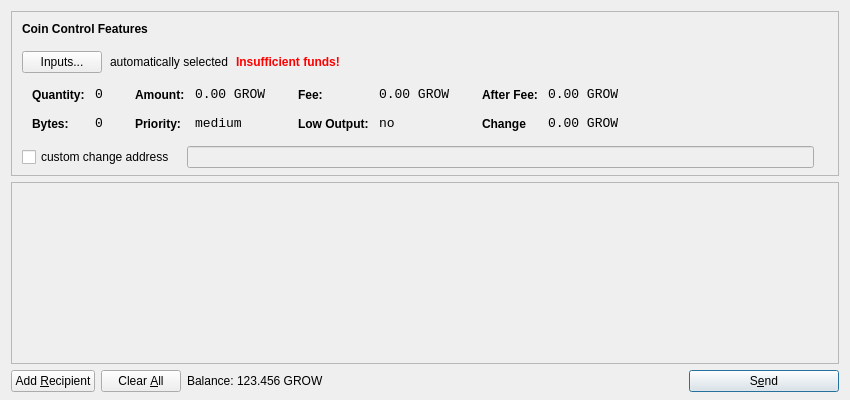
Qt form src/qt/forms/sendcoinsdialog.ui (aurovine/AudioCoin) before a commit.
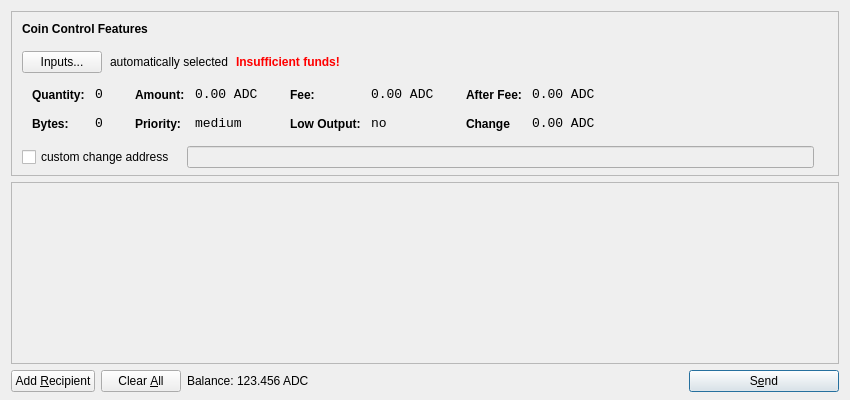
The same form after that commit. Icons and pictures are not drawn.

Diff of the .ui file:
```diff
--- a/src/qt/forms/sendcoinsdialog.ui
+++ b/src/qt/forms/sendcoinsdialog.ui
@@ -321,7 +321,7 @@
                   <enum>Qt::ActionsContextMenu</enum>
                  </property>
                  <property name="text">
-                  <string>0.00 GROW</string>
+                  <string notr="true">0.00 ADC</string>
                  </property>
                  <property name="textInteractionFlags">
                   <set>Qt::LinksAccessibleByMouse|Qt::TextSelectableByKeyboard|Qt::TextSelectableByMouse</set>
@@ -407,7 +407,7 @@
                   <enum>Qt::ActionsContextMenu</enum>
                  </property>
                  <property name="text">
-                  <string>0.00 GROW</string>
+                  <string notr="true">0.00 ADC</string>
                  </property>
                  <property name="textInteractionFlags">
                   <set>Qt::LinksAccessibleByMouse|Qt::TextSelectableByKeyboard|Qt::TextSelectableByMouse</set>
@@ -493,7 +493,7 @@
                   <enum>Qt::ActionsContextMenu</enum>
                  </property>
                  <property name="text">
-                  <string>0.00 GROW</string>
+                  <string notr="true">0.00 ADC</string>
                  </property>
                  <property name="textInteractionFlags">
                   <set>Qt::LinksAccessibleByMouse|Qt::TextSelectableByKeyboard|Qt::TextSelectableByMouse</set>
@@ -525,7 +525,7 @@
                   <enum>Qt::ActionsContextMenu</enum>
                  </property>
                  <property name="text">
-                  <string>0.00 GROW</string>
+                  <string notr="true">0.00 ADC</string>
                  </property>
                  <property name="textInteractionFlags">
                   <set>Qt::LinksAccessibleByMouse|Qt::TextSelectableByKeyboard|Qt::TextSelectableByMouse</set>
@@ -732,7 +732,7 @@
           <cursorShape>IBeamCursor</cursorShape>
          </property>
          <property name="text">
-          <string>123.456 GROW</string>
+          <string notr="true">123.456 ADC</string>
          </property>
          <property name="textInteractionFlags">
           <set>Qt::LinksAccessibleByMouse|Qt::TextSelectableByKeyboard|Qt::TextSelectableByMouse</set>
```
Left out of the diff: 8 changed lines with no effect on the pictures.
